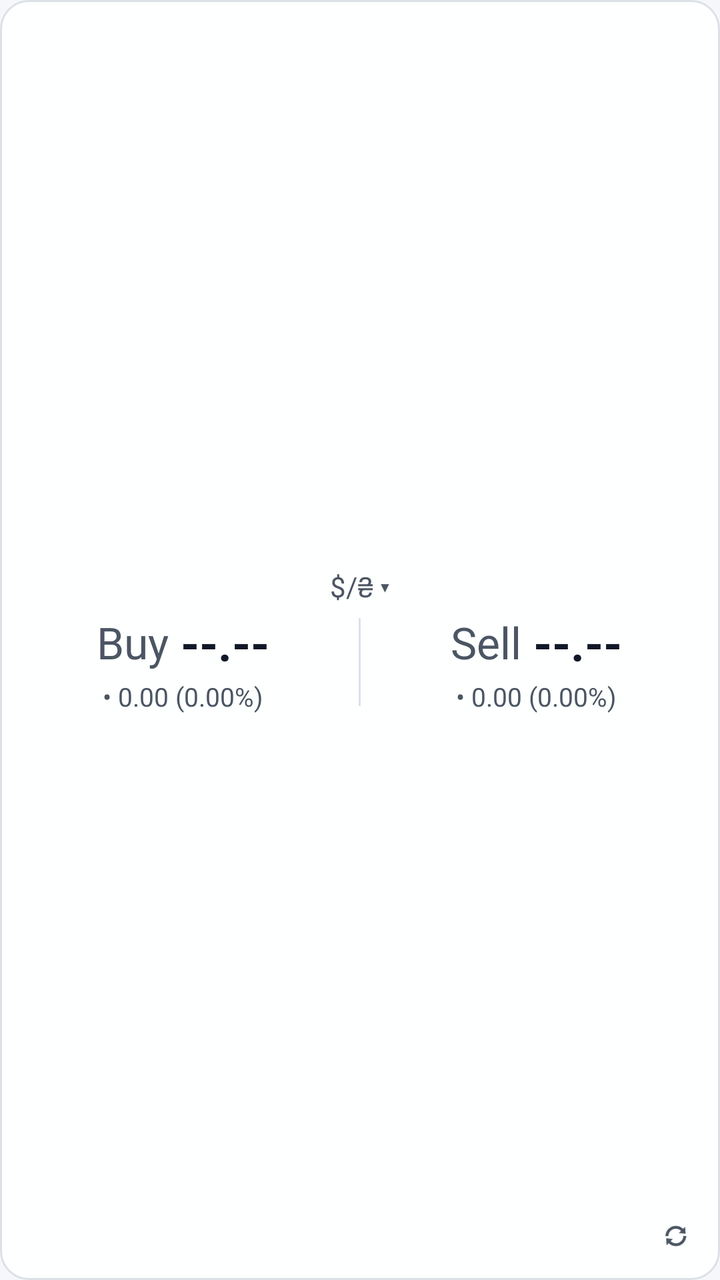
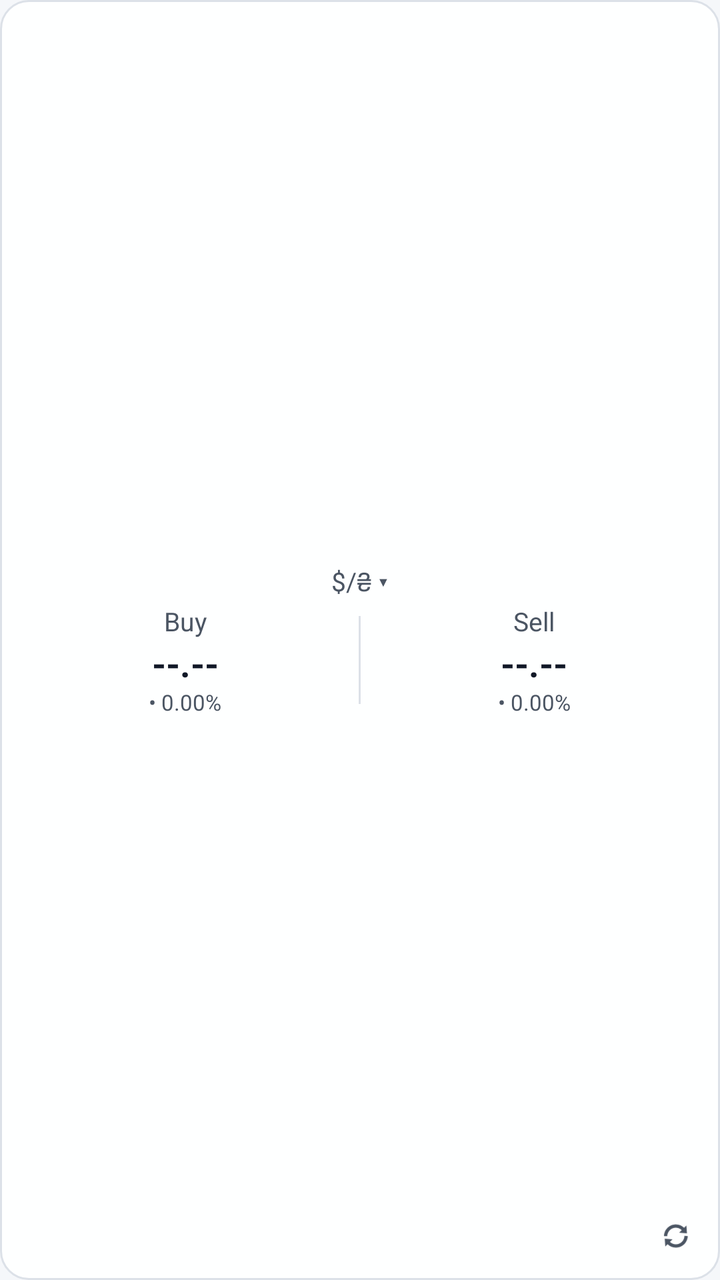

The first picture is an Android layout as it rendered before a commit; the second is the same layout after the commit. The layout source and the unified diff follow.
<!-- AndroidManifest.xml: application theme Theme.CurrencyRates24 -->
<!-- res/layout/widget_numbers.xml -->
<?xml version="1.0" encoding="utf-8"?>
<FrameLayout xmlns:android="http://schemas.android.com/apk/res/android"
    android:id="@+id/widgetRoot"
    android:layout_width="match_parent"
    android:layout_height="match_parent"
    android:background="@drawable/widget_background"
    android:padding="10dp">

    
    <LinearLayout
        android:id="@+id/llStandardNumbers"
        android:layout_width="match_parent"
        android:layout_height="match_parent"
        android:gravity="center"
        android:orientation="vertical">

        <TextView
            android:id="@+id/tvPrimaryTitle"
            android:layout_width="wrap_content"
            android:layout_height="wrap_content"
            android:layout_marginBottom="1dp"
            android:paddingHorizontal="8dp"
            android:paddingVertical="1dp"
            android:text="$/₴ ▾"
            android:textColor="@color/text_secondary"
            android:textSize="14sp" />

        <LinearLayout
            android:layout_width="match_parent"
            android:layout_height="wrap_content"
            android:baselineAligned="false"
            android:gravity="center_vertical"
            android:orientation="horizontal">

            
            <LinearLayout
                android:layout_width="0dp"
                android:layout_height="wrap_content"
                android:layout_weight="1"
                android:gravity="center"
                android:orientation="vertical">

                <LinearLayout
                    android:layout_width="wrap_content"
                    android:layout_height="wrap_content"
                    android:gravity="center_vertical"
                    android:orientation="horizontal">

                    <TextView
                        android:layout_width="wrap_content"
                        android:layout_height="wrap_content"
                        android:layout_marginEnd="6dp"
                        android:text="@string/widget_buy"
                        android:textColor="@color/text_secondary"
                        android:textSize="22sp" />

                    <TextView
                        android:id="@+id/tvPrimaryBuyVal"
                        android:layout_width="wrap_content"
                        android:layout_height="wrap_content"
                        android:text="--.--"
                        android:textColor="@color/widget_text"
                        android:textSize="24sp"
                        android:textStyle="bold" />
                </LinearLayout>

                <TextView
                    android:id="@+id/tvPrimaryBuyDiff"
                    android:layout_width="wrap_content"
                    android:layout_height="wrap_content"
                    android:layout_marginTop="2dp"
                    android:text="• 0.00 (0.00%)"
                    android:textColor="@color/text_secondary"
                    android:textSize="13sp" />
            </LinearLayout>

            
            <ImageView
                android:layout_width="1dp"
                android:layout_height="44dp"
                android:layout_marginHorizontal="6dp"
                android:background="@color/card_stroke"
                android:contentDescription="@null" />

            
            <LinearLayout
                android:layout_width="0dp"
                android:layout_height="wrap_content"
                android:layout_weight="1"
                android:gravity="center"
                android:orientation="vertical">

                <LinearLayout
                    android:layout_width="wrap_content"
                    android:layout_height="wrap_content"
                    android:gravity="center_vertical"
                    android:orientation="horizontal">

                    <TextView
                        android:layout_width="wrap_content"
                        android:layout_height="wrap_content"
                        android:layout_marginEnd="6dp"
                        android:text="@string/widget_sell"
                        android:textColor="@color/text_secondary"
                        android:textSize="22sp" />

                    <TextView
                        android:id="@+id/tvPrimarySellVal"
                        android:layout_width="wrap_content"
                        android:layout_height="wrap_content"
                        android:text="--.--"
                        android:textColor="@color/widget_text"
                        android:textSize="24sp"
                        android:textStyle="bold" />
                </LinearLayout>

                <TextView
                    android:id="@+id/tvPrimarySellDiff"
                    android:layout_width="wrap_content"
                    android:layout_height="wrap_content"
                    android:layout_marginTop="2dp"
                    android:text="• 0.00 (0.00%)"
                    android:textColor="@color/text_secondary"
                    android:textSize="13sp" />
            </LinearLayout>
        </LinearLayout>
    </LinearLayout>

    
    <LinearLayout
        android:id="@+id/llCompactNumbers"
        android:layout_width="match_parent"
        android:layout_height="match_parent"
        android:gravity="center"
        android:orientation="vertical"
        android:visibility="gone">

        <TextView
            android:id="@+id/tvCompactTitle"
            android:layout_width="wrap_content"
            android:layout_height="wrap_content"
            android:layout_marginBottom="1dp"
            android:paddingHorizontal="6dp"
            android:text="$/₴ ▾"
            android:textColor="@color/text_secondary"
            android:textSize="11sp" />

        <LinearLayout
            android:layout_width="match_parent"
            android:layout_height="wrap_content"
            android:baselineAligned="false"
            android:gravity="center_vertical"
            android:orientation="horizontal">

            <LinearLayout
                android:layout_width="0dp"
                android:layout_height="wrap_content"
                android:layout_weight="1"
                android:gravity="center"
                android:orientation="vertical">

                <TextView
                    android:layout_width="wrap_content"
                    android:layout_height="wrap_content"
                    android:text="@string/widget_buy"
                    android:textColor="@color/text_secondary"
                    android:textSize="11sp" />

                <TextView
                    android:id="@+id/tvCompactBuyVal"
                    android:layout_width="wrap_content"
                    android:layout_height="wrap_content"
                    android:text="0.00"
                    android:textColor="@color/widget_text"
                    android:textSize="15sp"
                    android:textStyle="bold" />

                <TextView
                    android:id="@+id/tvCompactBuyDiff"
                    android:layout_width="wrap_content"
                    android:layout_height="wrap_content"
                    android:text="• 0.00%"
                    android:textColor="@color/text_secondary"
                    android:textSize="10sp" />
            </LinearLayout>

            <ImageView
                android:layout_width="1dp"
                android:layout_height="38dp"
                android:layout_marginHorizontal="4dp"
                android:background="@color/card_stroke"
                android:contentDescription="@null" />

            <LinearLayout
                android:layout_width="0dp"
                android:layout_height="wrap_content"
                android:layout_weight="1"
                android:gravity="center"
                android:orientation="vertical">

                <TextView
                    android:layout_width="wrap_content"
                    android:layout_height="wrap_content"
                    android:text="@string/widget_sell"
                    android:textColor="@color/text_secondary"
                    android:textSize="11sp" />

                <TextView
                    android:id="@+id/tvCompactSellVal"
                    android:layout_width="wrap_content"
                    android:layout_height="wrap_content"
                    android:text="0.00"
                    android:textColor="@color/widget_text"
                    android:textSize="15sp"
                    android:textStyle="bold" />

                <TextView
                    android:id="@+id/tvCompactSellDiff"
                    android:layout_width="wrap_content"
                    android:layout_height="wrap_content"
                    android:text="• 0.00%"
                    android:textColor="@color/text_secondary"
                    android:textSize="10sp" />
            </LinearLayout>
        </LinearLayout>
    </LinearLayout>

    
    <ImageButton
        android:id="@+id/btnWidgetRefresh"
        android:layout_width="24dp"
        android:layout_height="24dp"
        android:layout_gravity="bottom|end"
        android:background="@android:color/transparent"
        android:contentDescription="@string/cd_refresh_rates"
        android:padding="5dp"
        android:scaleType="fitCenter"
        android:src="@android:drawable/ic_popup_sync"
        android:tint="@color/text_secondary" />

</FrameLayout>
<!-- resources referenced by this layout -->
<resources>
  <color name="card_stroke">#DCE1E8</color>
  <color name="text_secondary">#4B5563</color>
  <color name="widget_text">#111827</color>
  <!-- drawable widget_background (drawable) -->
  <?xml version="1.0" encoding="utf-8"?>
  <shape xmlns:android="http://schemas.android.com/apk/res/android"
      android:shape="rectangle">
      <solid android:color="@color/widget_bg" />
      <corners android:radius="14dp" />
      <stroke
          android:width="1dp"
          android:color="@color/card_stroke" />
  </shape>
  <string name="cd_refresh_rates">Refresh rates</string>
  <string name="widget_buy">Buy</string>
  <string name="widget_sell">Sell</string>
  <style name="Theme.CurrencyRates24" parent="Theme.Material3.DayNight.NoActionBar">
          <item name="android:windowBackground">@color/bg_screen</item>
          <item name="android:colorBackground">@color/bg_screen</item>
          <item name="android:statusBarColor">@color/topbar_bg</item>
          <item name="android:navigationBarColor">@color/bg_screen</item>
      </style>
  <color name="widget_bg">#F2FFFFFF</color>
  <color name="bg_screen">#F5F7FA</color>
  <color name="topbar_bg">#111827</color>
</resources>

<!-- the commit's change to res/layout/widget_numbers.xml (unified diff, before → after) -->
@@ -8,14 +8,15 @@
 
     
     <LinearLayout
-        android:id="@+id/llStandardNumbers"
+        android:id="@+id/llWideNumbers"
         android:layout_width="match_parent"
         android:layout_height="match_parent"
         android:gravity="center"
-        android:orientation="vertical">
+        android:orientation="vertical"
+        android:visibility="gone">
 
         <TextView
-            android:id="@+id/tvPrimaryTitle"
+            android:id="@+id/tvWideTitle"
             android:layout_width="wrap_content"
             android:layout_height="wrap_content"
             android:layout_marginBottom="1dp"
@@ -55,7 +56,7 @@
                         android:textSize="22sp" />
 
                     <TextView
-                        android:id="@+id/tvPrimaryBuyVal"
+                        android:id="@+id/tvWideBuyVal"
                         android:layout_width="wrap_content"
                         android:layout_height="wrap_content"
                         android:text="--.--"
@@ -65,7 +66,7 @@
                 </LinearLayout>
 
                 <TextView
-                    android:id="@+id/tvPrimaryBuyDiff"
+                    android:id="@+id/tvWideBuyDiff"
                     android:layout_width="wrap_content"
                     android:layout_height="wrap_content"
                     android:layout_marginTop="2dp"
@@ -105,7 +106,7 @@
                         android:textSize="22sp" />
 
                     <TextView
-                        android:id="@+id/tvPrimarySellVal"
+                        android:id="@+id/tvWideSellVal"
                         android:layout_width="wrap_content"
                         android:layout_height="wrap_content"
                         android:text="--.--"
@@ -115,7 +116,7 @@
                 </LinearLayout>
 
                 <TextView
-                    android:id="@+id/tvPrimarySellDiff"
+                    android:id="@+id/tvWideSellDiff"
                     android:layout_width="wrap_content"
                     android:layout_height="wrap_content"
                     android:layout_marginTop="2dp"
@@ -128,22 +129,21 @@
 
     
     <LinearLayout
-        android:id="@+id/llCompactNumbers"
+        android:id="@+id/llStackedNumbers"
         android:layout_width="match_parent"
         android:layout_height="match_parent"
         android:gravity="center"
-        android:orientation="vertical"
-        android:visibility="gone">
+        android:orientation="vertical">
 
         <TextView
-            android:id="@+id/tvCompactTitle"
+            android:id="@+id/tvStackedTitle"
             android:layout_width="wrap_content"
             android:layout_height="wrap_content"
-            android:layout_marginBottom="1dp"
+            android:layout_marginBottom="2dp"
             android:paddingHorizontal="6dp"
             android:text="$/₴ ▾"
             android:textColor="@color/text_secondary"
-            android:textSize="11sp" />
+            android:textSize="13sp" />
 
         <LinearLayout
             android:layout_width="match_parent"
@@ -152,75 +152,80 @@
             android:gravity="center_vertical"
             android:orientation="horizontal">
 
-            <LinearLayout
-                android:layout_width="0dp"
-                android:layout_height="wrap_content"
-                android:layout_weight="1"
-                android:gravity="center"
-                android:orientation="vertical">
-
-                <TextView
+            
+            <LinearLayout
+                android:layout_width="0dp"
+                android:layout_height="wrap_content"
+                android:layout_weight="1"
+                android:gravity="center"
+                android:orientation="vertical">
+
+                <TextView
+                    android:id="@+id/tvStackedBuyLabel"
                     android:layout_width="wrap_content"
                     android:layout_height="wrap_content"
                     android:text="@string/widget_buy"
                     android:textColor="@color/text_secondary"
+                    android:textSize="13sp" />
+
+                <TextView
+                    android:id="@+id/tvStackedBuyVal"
+                    android:layout_width="wrap_content"
+                    android:layout_height="wrap_content"
+                    android:text="--.--"
+                    android:textColor="@color/widget_text"
+                    android:textSize="18sp"
+                    android:textStyle="bold" />
+
+                <TextView
+                    android:id="@+id/tvStackedBuyDiff"
+                    android:layout_width="wrap_content"
+                    android:layout_height="wrap_content"
+                    android:text="• 0.00%"
+                    android:textColor="@color/text_secondary"
                     android:textSize="11sp" />
-
-                <TextView
-                    android:id="@+id/tvCompactBuyVal"
-                    android:layout_width="wrap_content"
-                    android:layout_height="wrap_content"
-                    android:text="0.00"
-                    android:textColor="@color/widget_text"
-                    android:textSize="15sp"
-                    android:textStyle="bold" />
-
-                <TextView
-                    android:id="@+id/tvCompactBuyDiff"
-                    android:layout_width="wrap_content"
-                    android:layout_height="wrap_content"
-                    android:text="• 0.00%"
-                    android:textColor="@color/text_secondary"
-                    android:textSize="10sp" />
-            </LinearLayout>
-
+            </LinearLayout>
+
+            
             <ImageView
                 android:layout_width="1dp"
-                android:layout_height="38dp"
+                android:layout_height="44dp"
                 android:layout_marginHorizontal="4dp"
                 android:background="@color/card_stroke"
                 android:contentDescription="@null" />
 
-            <LinearLayout
-                android:layout_width="0dp"
-                android:layout_height="wrap_content"
-                android:layout_weight="1"
-                android:gravity="center"
-                android:orientation="vertical">
-
-                <TextView
+            
+            <LinearLayout
+                android:layout_width="0dp"
+                android:layout_height="wrap_content"
+                android:layout_weight="1"
+                android:gravity="center"
+                android:orientation="vertical">
+
+                <TextView
+                    android:id="@+id/tvStackedSellLabel"
                     android:layout_width="wrap_content"
                     android:layout_height="wrap_content"
                     android:text="@string/widget_sell"
                     android:textColor="@color/text_secondary"
+                    android:textSize="13sp" />
+
+                <TextView
+                    android:id="@+id/tvStackedSellVal"
+                    android:layout_width="wrap_content"
+                    android:layout_height="wrap_content"
+                    android:text="--.--"
+                    android:textColor="@color/widget_text"
+                    android:textSize="18sp"
+                    android:textStyle="bold" />
+
+                <TextView
+                    android:id="@+id/tvStackedSellDiff"
+                    android:layout_width="wrap_content"
+                    android:layout_height="wrap_content"
+                    android:text="• 0.00%"
+                    android:textColor="@color/text_secondary"
                     android:textSize="11sp" />
-
-                <TextView
-                    android:id="@+id/tvCompactSellVal"
-                    android:layout_width="wrap_content"
-                    android:layout_height="wrap_content"
-                    android:text="0.00"
-                    android:textColor="@color/widget_text"
-                    android:textSize="15sp"
-                    android:textStyle="bold" />
-
-                <TextView
-                    android:id="@+id/tvCompactSellDiff"
-                    android:layout_width="wrap_content"
-                    android:layout_height="wrap_content"
-                    android:text="• 0.00%"
-                    android:textColor="@color/text_secondary"
-                    android:textSize="10sp" />
             </LinearLayout>
         </LinearLayout>
     </LinearLayout>
@@ -233,7 +238,7 @@
         android:layout_gravity="bottom|end"
         android:background="@android:color/transparent"
         android:contentDescription="@string/cd_refresh_rates"
-        android:padding="5dp"
+        android:padding="4dp"
         android:scaleType="fitCenter"
         android:src="@android:drawable/ic_popup_sync"
         android:tint="@color/text_secondary" />
